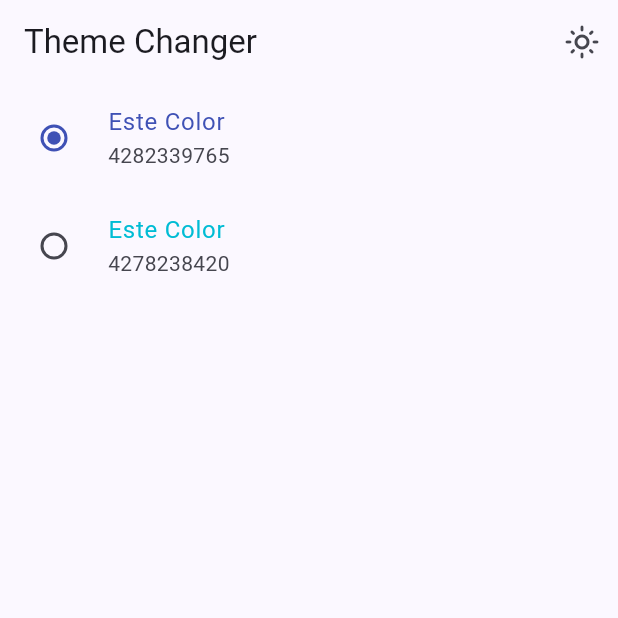
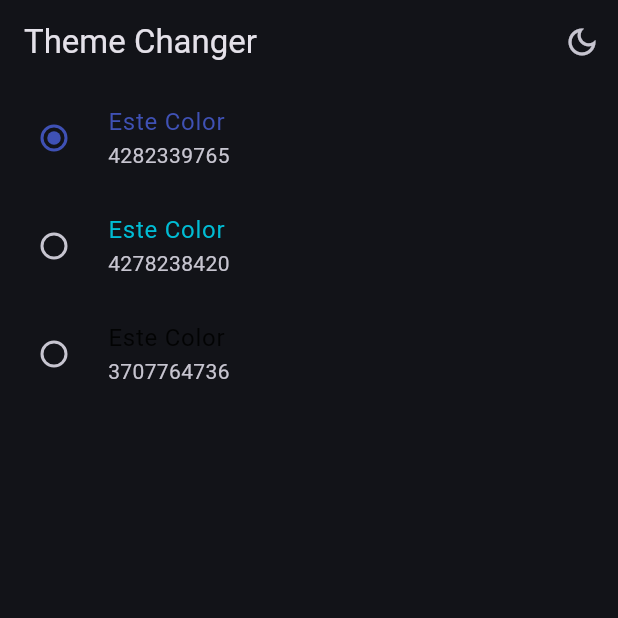
Before and after one commit to ddrakan/curso_flutter_2023_DevTalles, a Flutter app: the ThemeChangerScreen screen opened by its route, after a tap on the "light mode" icon, on a phone screen of 412 x 824 dp, the top half of it. Run offline on Flutter 3.47's test engine with Material 2 defaults, Android fonts, the phone set to English and light mode, and no system bars; our stand-ins replace animate_do, flutter_riverpod, go_router; network calls fail.

Commit message:
- GetTheme implementado Se implementa el Darkmode en la app. implement getTheme in app_theme.dart --------- ThemeChangeScreen implementa: RadioListTile > ColorList > implementado el selected by user. - Fix bug in infinite_scroll_screen.dart loading GIF > circle-loading.gif -----------------------

```diff
--- a/widgets_app/lib/config/theme/app_theme.dart
+++ b/widgets_app/lib/config/theme/app_theme.dart
@@ -2,14 +2,17 @@ import 'package:flutter/material.dart';
 
 const colorList = <Color>[
   Colors.indigo,
-  Colors.cyan
+  Colors.cyan,
+  Colors.black87
 ];
 
 class AppTheme {
 
   final int selectedColor;
+  final bool isDarkmode;
 
   AppTheme({
+    this.isDarkmode = false,
     this.selectedColor = 0
 }): assert(selectedColor >= 0, 'Selected color must be greater then 0'),
     assert(selectedColor < colorList.length,
@@ -17,6 +20,10 @@ class AppTheme {
 
   ThemeData getTheme() => ThemeData(
     useMaterial3: true,
+    brightness: isDarkmode ? Brightness.dark : Brightness.light,
     colorSchemeSeed: colorList[ selectedColor ],
+    appBarTheme: const AppBarTheme(
+      centerTitle: false
+    )
   );
 }
--- a/widgets_app/lib/main.dart
+++ b/widgets_app/lib/main.dart
@@ -22,7 +22,7 @@ class WidgetsApp extends StatelessWidget {
       title: 'Flutter Widget',
       routerConfig: appRouter,
       debugShowCheckedModeBanner: false,
-      theme: AppTheme(selectedColor: 0).getTheme(),
+      theme: AppTheme(selectedColor: 0, isDarkmode: true ).getTheme(),
 
 
       // home: const HomeScreen(),
--- a/widgets_app/lib/presentation/providers/theme_provider.dart
+++ b/widgets_app/lib/presentation/providers/theme_provider.dart
@@ -1,9 +1,12 @@
 import 'package:flutter_riverpod/flutter_riverpod.dart';
 import 'package:widgets_app/config/theme/app_theme.dart';
 
-final isDarkmodeProvider = StateProvider((ref) => false);
+
 
 //Listado de colores inmutables
 final colorListProvider = Provider((ref) => colorList);
 
-final slectedColor = StateProvider((ref) => false);
+//Es un simple boolean
+final isDarkmodeProvider = StateProvider((ref) => false);
+
+final selectedColorProvider = StateProvider((ref) => 0);
--- a/widgets_app/lib/presentation/screens/infinite/infinite_scroll_screen.dart
+++ b/widgets_app/lib/presentation/screens/infinite/infinite_scroll_screen.dart
@@ -117,7 +117,7 @@ class _InfiniteScrollScreenState extends State<InfiniteScrollScreen> {
                 fit: BoxFit.cover,
                 width: double.infinity,
                 height: 300,
-                placeholder: const AssetImage('assets/images/jar-loading.gif'),
+                placeholder: const AssetImage('assets/images/circle-loading.gif'),
                 image: NetworkImage('https://picsum.photos/id/${ imagesIds[index] }/500/300'),
               );
             },
--- a/widgets_app/lib/presentation/screens/theme_changer/theme_changer_screen.dart
+++ b/widgets_app/lib/presentation/screens/theme_changer/theme_changer_screen.dart
@@ -21,6 +21,8 @@ class ThemeChangerScreen extends ConsumerWidget {
             icon: Icon( isDarkmode ? Icons.dark_mode_outlined : Icons.light_mode_outlined ),
             onPressed: () {
 
+              ref.read(isDarkmodeProvider.notifier).update((state) => !state);
+
             },
           )
         ],
@@ -37,6 +39,7 @@ class _ThemeChangerView extends ConsumerWidget {
   Widget build(BuildContext context, WidgetRef ref) {
 
     final List<Color> colors = ref.watch(colorListProvider);
+    final int selectColor = ref.watch( selectedColorProvider);
 
     return ListView.builder(
       itemCount: colors.length,
@@ -48,8 +51,9 @@ class _ThemeChangerView extends ConsumerWidget {
           subtitle: Text('${ color.value }'),
           activeColor: color,
           value: index,
-          groupValue: 0,
+          groupValue: selectColor,
           onChanged: (value) {
+            ref.read(selectedColorProvider.notifier).state = index;
 
             }
         );
```
Also changed, not shown: widgets_app/assets/images/circle-loading.gif (added), widgets_app/assets/images/cubing_processing.gif (added), widgets_app/assets/images/search-loading.gif (added).
